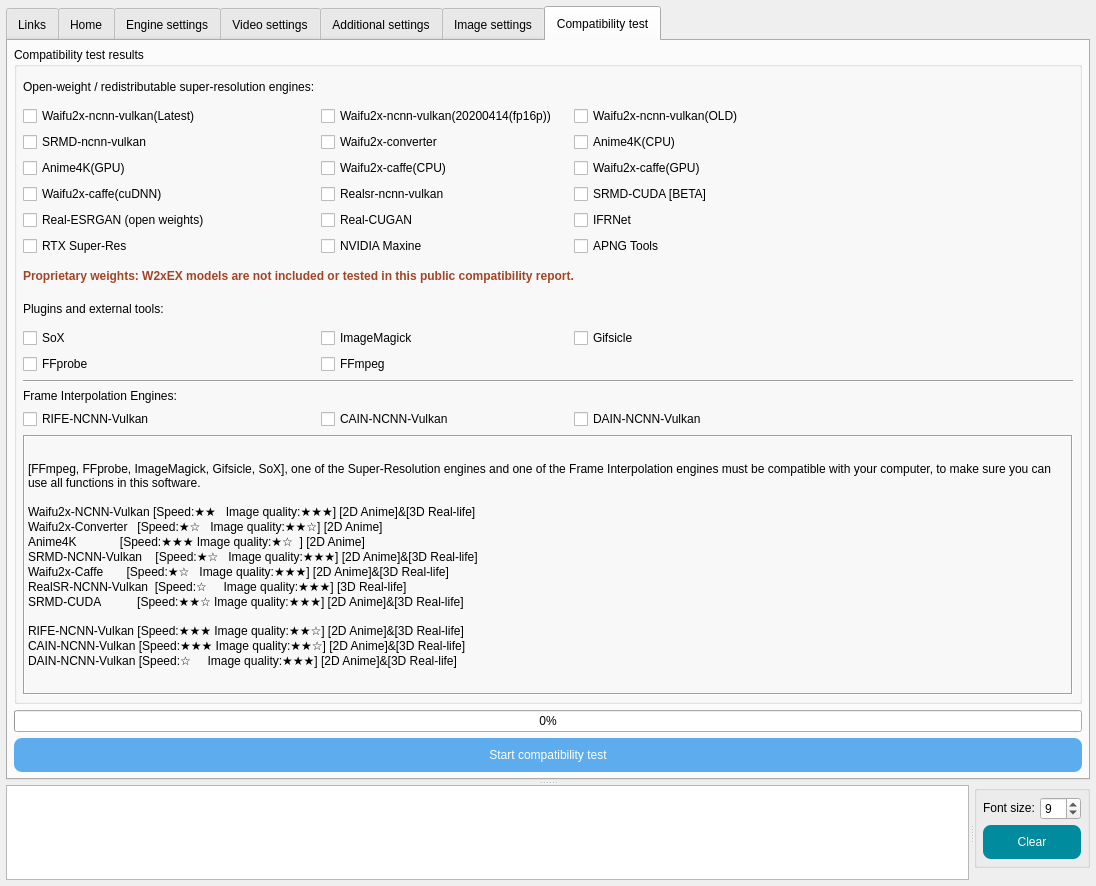
AIPBS/image2x-Extension-GUI, file src/image2x-ui/app/mainwindow.ui: the form before one commit.
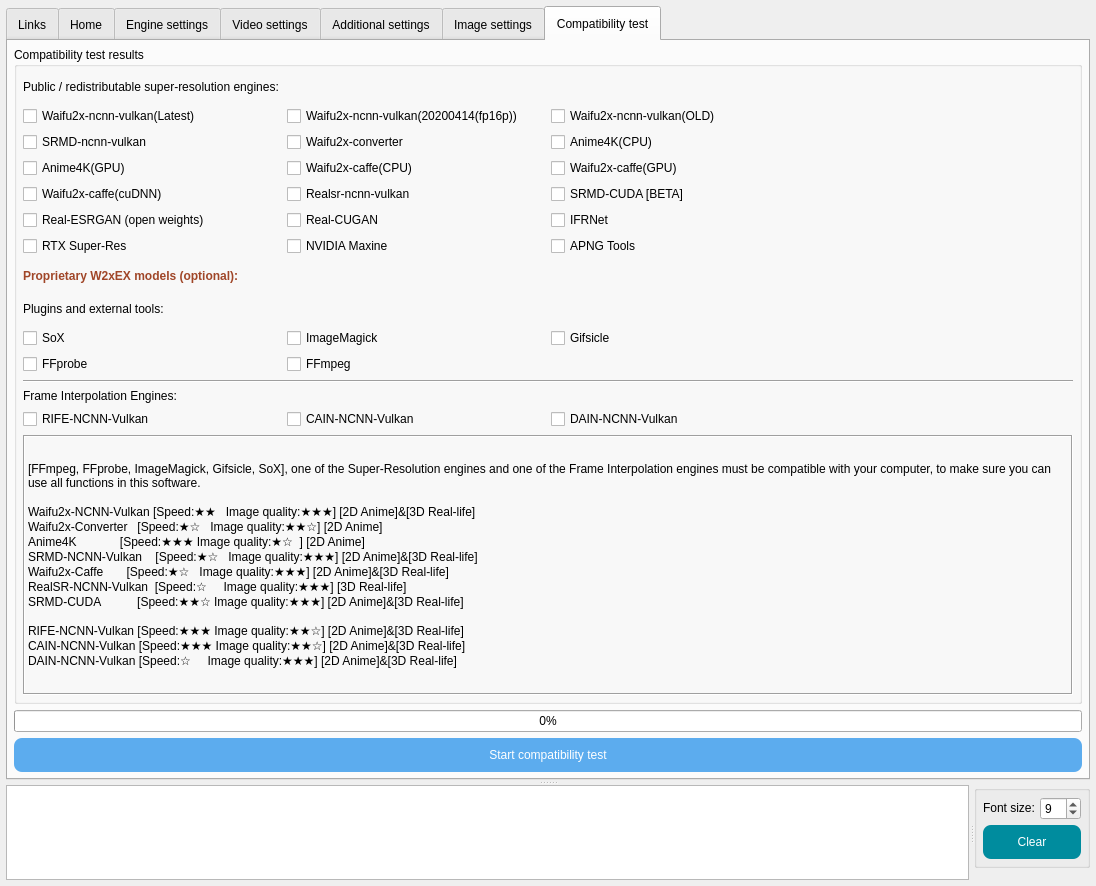
The form after the commit. The open tabs and pages were chosen to show the change. Icons and pictures are not drawn.

Commit message: feat: separate proprietary compatibility models

Diff of the .ui file:
```diff
--- a/src/image2x-ui/app/mainwindow.ui
+++ b/src/image2x-ui/app/mainwindow.ui
@@ -11298,7 +11298,7 @@
                </size>
               </property>
               <property name="text">
-                <string>Open-weight / redistributable super-resolution engines:</string>
+                <string>Public / redistributable super-resolution engines:</string>
               </property>
              </widget>
             </item>
@@ -11464,7 +11464,7 @@
                 <string notr="true">font-weight: bold; color: rgb(160, 70, 40);</string>
                </property>
                <property name="text">
-                <string>Proprietary weights: W2xEX models are not included or tested in this public compatibility report.</string>
+                 <string>Proprietary W2xEX models (optional):</string>
                </property>
                <property name="wordWrap">
                 <bool>true</bool>
```
The commit also changes 16 other files.
